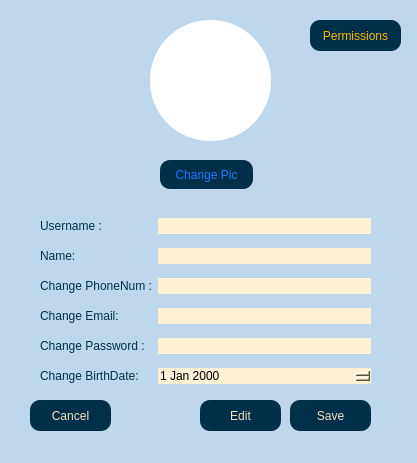
AP-projects-4001/jan-ghahve, file client/setting.ui: the form before one commit.
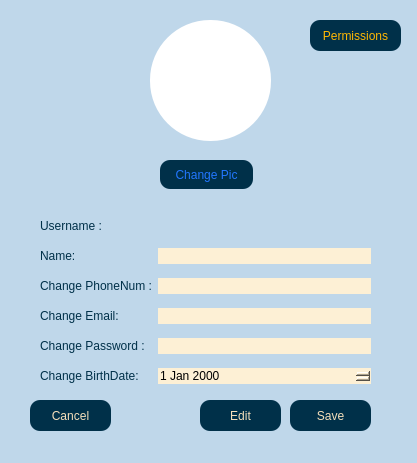
The form after the commit.

Diff of the .ui file:
```diff
--- a/client/setting.ui
+++ b/client/setting.ui
@@ -187,7 +187,7 @@
     <item row="0" column="1">
      <widget class="QLineEdit" name="led_username">
       <property name="styleSheet">
-       <string notr="true">background-color:rgb(253, 240, 213);
+       <string notr="true">background-color:rgb(191, 215, 234);
 border-radius: 10%;</string>
       </property>
       <property name="readOnly">
```
